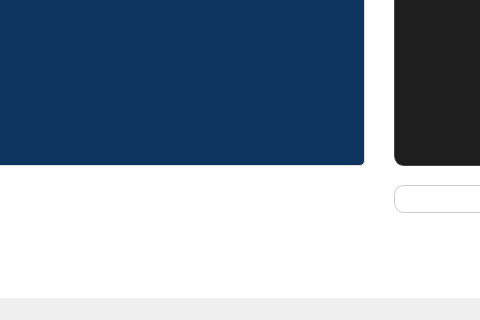
Old version of the form mainwindow.ui in the repository ProjetCPP2425/2a20-archiwise; both pictures show x 577 to 1057 and y 462 to 782 of the 1387 by 782 pixel window.
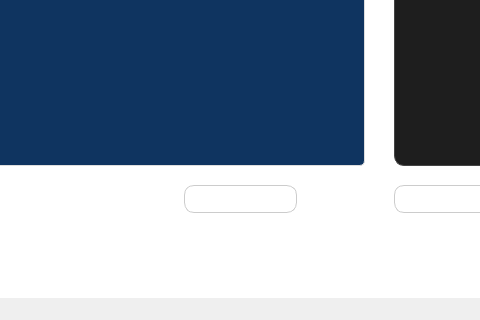
New version of the form. Icons and pictures are not drawn.

What changed in the file:
```diff
--- a/mainwindow.ui
+++ b/mainwindow.ui
@@ -2414,6 +2414,35 @@
            <string>nouvelle discussion</string>
           </property>
          </widget>
+         <widget class="QLineEdit" name="statusBar">
+          <property name="geometry">
+           <rect>
+            <x>490</x>
+            <y>570</y>
+            <width>113</width>
+            <height>28</height>
+           </rect>
+          </property>
+          <property name="styleSheet">
+           <string notr="true">QLineEdit {
+    background-color: #ffffff;
+    color: #333333;
+    font-family: &quot;Segoe UI&quot;, sans-serif;
+    font-size: 14px;
+    border: 1px solid #cccccc;
+    border-radius: 10px;
+    padding: 6px;
+}
+
+QLineEdit:focus {
+    border: 1px solid #0078d7;
+}
+</string>
+          </property>
+          <property name="inputMask">
+           <string/>
+          </property>
+         </widget>
         </widget>
         <widget class="QWidget" name="tab">
          <attribute name="title">
```
